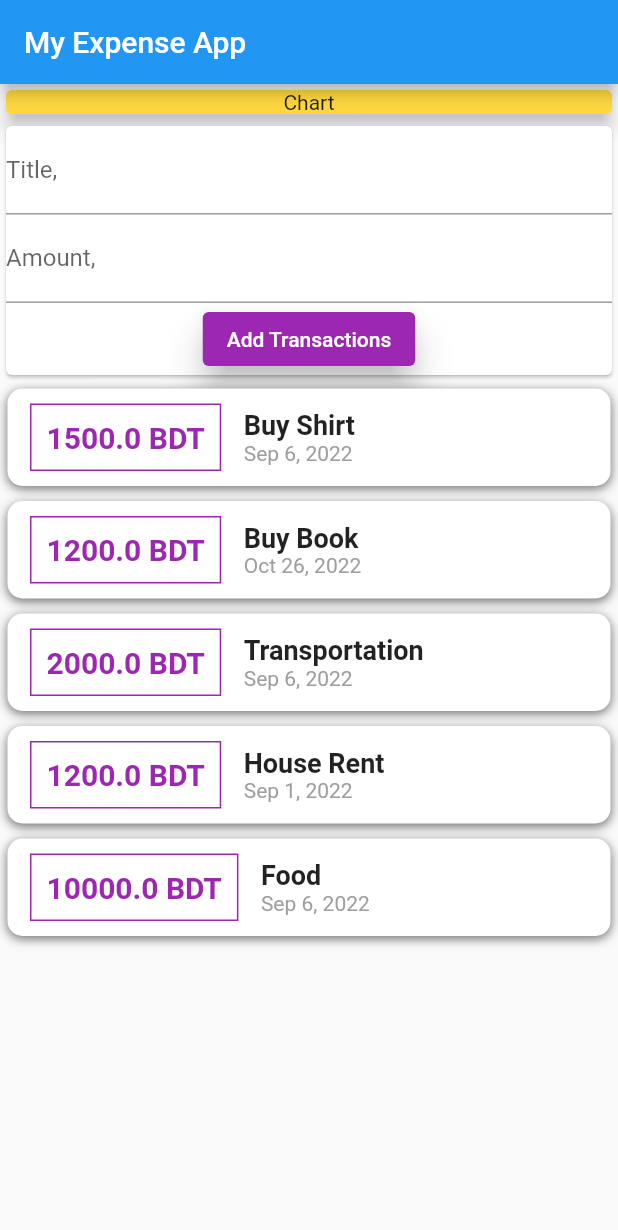
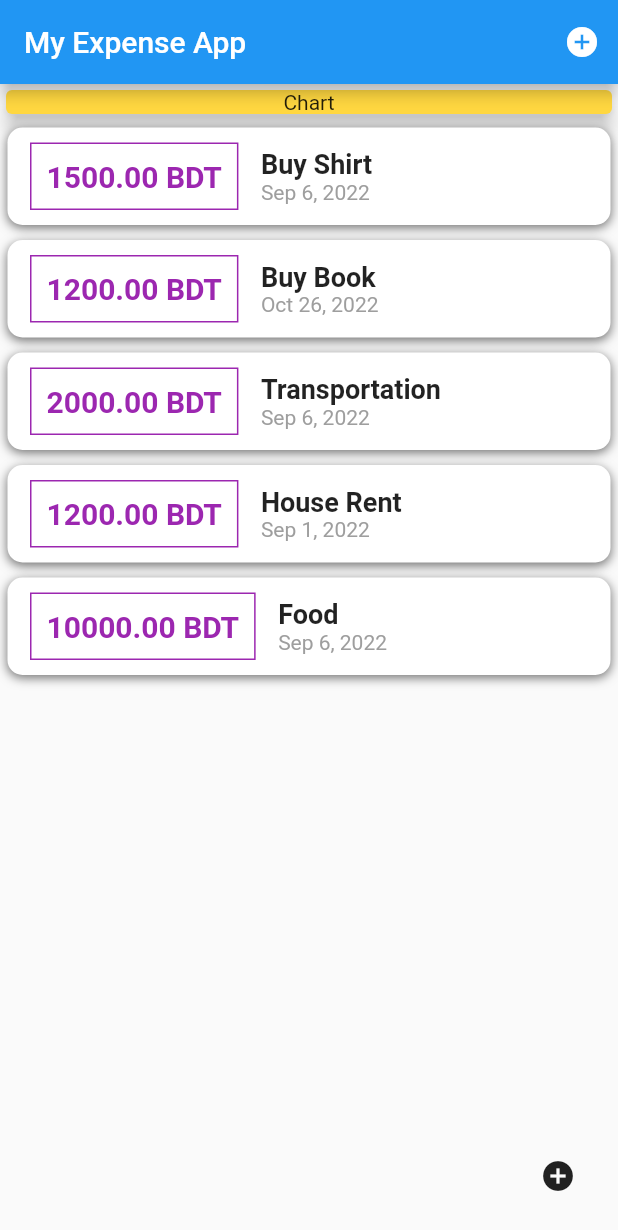
Before and after one commit to Raihan-Sharif/my_expense_app, a Flutter app: the screen it shows after launch, on a phone screen of 412 x 824 dp. Shown: the top 1230 px of the screen. Run offline on Flutter 3.47's test engine with Material 2 defaults, Android fonts, the phone set to English and light mode, and no system bars.

Commit message:
Add Modal window. floating button. widget rearrage.

```diff
--- a/lib/main.dart
+++ b/lib/main.dart
@@ -1,5 +1,7 @@
 import 'package:flutter/material.dart';
-import './widgets/user_transactions.dart';
+import './widgets/new_transation.dart';
+import './widgets/transaction_list.dart';
+import './models/transactions.dart';
 
 void main() {
   runApp(MyApp());
@@ -15,12 +17,87 @@
   }
 }
 
-class MyHomePage extends StatelessWidget {
+class MyHomePage extends StatefulWidget {
+  @override
+  State<MyHomePage> createState() => _MyHomePageState();
+}
+
+class _MyHomePageState extends State<MyHomePage> {
+  List<Transactions> _transactionList = [
+    Transactions(
+      id: 1,
+      title: 'Buy Shirt',
+      amount: 1500,
+      date: DateTime.now(),
+    ),
+    Transactions(
+      id: 2,
+      title: 'Buy Book',
+      amount: 1200,
+      date: DateTime.now().add(const Duration(days: 50)),
+    ),
+    Transactions(
+      id: 3,
+      title: 'Transportation',
+      amount: 2000,
+      date: DateTime.now(),
+    ),
+    Transactions(
+      id: 4,
+      title: 'House Rent',
+      amount: 1200,
+      date: DateTime.now().add(const Duration(days: -5)),
+    ),
+    Transactions(
+      id: 5,
+      title: 'Food',
+      amount: 10000,
+      date: DateTime.now(),
+    ),
+  ];
+
+  void _addTransaction(String txTitle, double txAmount) {
+    var maxId = _transactionList.reduce(
+        (currentTx, nextTx) => currentTx.id > nextTx.id ? currentTx : nextTx);
+
+    final newTx = Transactions(
+      id: 10,
+      title: txTitle,
+      amount: txAmount,
+      date: DateTime.now(),
+    );
+
+    setState(() {
+      _transactionList.add(newTx);
+    });
+  }
+
+  void _startAddNewTransactions(BuildContext ctx) {
+    showModalBottomSheet(
+      context: ctx,
+      builder: (_) {
+        return GestureDetector(
+          onTap: () => {},
+          behavior: HitTestBehavior.opaque,
+          child: NewTransaction(_addTransaction),
+        );
+      },
+    );
+  }
+
   @override
   Widget build(BuildContext context) {
     return Scaffold(
-      appBar: AppBar(title: Text("My Expense App")),
-      body: Column(
+      appBar: AppBar(title: Text("My Expense App"), actions: <Widget>[
+        IconButton(
+            onPressed: () => _startAddNewTransactions(context),
+            icon: Icon(Icons.add_circle)),
+      ]),
+      floatingActionButton: IconButton(
+          onPressed: () => _startAddNewTransactions(context),
+          icon: Icon(Icons.add_circle)),
+      body: SingleChildScrollView(
+        child: Column(
           mainAxisAlignment: MainAxisAlignment.start,
           crossAxisAlignment: CrossAxisAlignment.end,
           children: <Widget>[
@@ -35,8 +112,9 @@
                 ),
               ),
             ),
-          UserTransactions(),
+            TransactionList(_transactionList),
           ],
+        ),
       ),
     );
   }
--- a/lib/widgets/transaction_list.dart
+++ b/lib/widgets/transaction_list.dart
@@ -9,8 +9,11 @@ class TransactionList extends StatelessWidget {
 
   @override
   Widget build(BuildContext context) {
-    return Column(
-      children: userTransactionList.map((tx) {
+    return Container(
+      height: 400,
+      child: ListView.builder(
+        itemCount: userTransactionList.length,
+        itemBuilder: (ctx, index) {
           return Container(
             margin: EdgeInsets.symmetric(
               vertical: 5,
@@ -42,7 +45,7 @@ class TransactionList extends StatelessWidget {
                   )),
                   padding: EdgeInsets.all(10),
                   child: Text(
-                  '${tx.amount.toString()} BDT',
+                    '${userTransactionList[index].amount.toStringAsFixed(2)} BDT',
                     textAlign: TextAlign.center,
                     style: TextStyle(
                       fontWeight: FontWeight.bold,
@@ -55,14 +58,16 @@ class TransactionList extends StatelessWidget {
                   crossAxisAlignment: CrossAxisAlignment.start,
                   children: <Widget>[
                     Text(
-                    tx.title,
+                      userTransactionList[index].title,
                       style: TextStyle(
                         fontSize: 18,
                         fontWeight: FontWeight.bold,
                       ),
                     ),
                     Text(
-                    DateFormat().add_yMMMd().format(tx.date),
+                      DateFormat()
+                          .add_yMMMd()
+                          .format(userTransactionList[index].date),
                       style: TextStyle(
                         color: Colors.grey,
                       ),
@@ -72,7 +77,8 @@ class TransactionList extends StatelessWidget {
               ],
             ),
           );
-      }).toList(),
+        },
+      ),
     );
   }
 }
--- a/lib/widgets/user_transactions.dart
+++ /dev/null
@@ -1,69 +0,0 @@
-import 'package:flutter/material.dart';
-import '../models/transactions.dart';
-import './transaction_list.dart';
-
-import './new_transation.dart';
-
-class UserTransactions extends StatefulWidget {
-  const UserTransactions({Key? key}) : super(key: key);
-
-  @override
-  State<UserTransactions> createState() => _UserTransactionsState();
-}
-
-class _UserTransactionsState extends State<UserTransactions> {
-  List<Transactions> _transactionList = [
-    Transactions(
-      id: 1,
-      title: 'Buy Shirt',
-      amount: 1500,
-      date: DateTime.now(),
-    ),
-    Transactions(
-      id: 2,
-      title: 'Buy Book',
-      amount: 1200,
-      date: DateTime.now().add(const Duration(days: 50)),
-    ),
-    Transactions(
-      id: 3,
-      title: 'Transportation',
-      amount: 2000,
-      date: DateTime.now(),
-    ),
-    Transactions(
-      id: 4,
-      title: 'House Rent',
-      amount: 1200,
-      date: DateTime.now().add(const Duration(days: -5)),
-    ),
-    Transactions(
-      id: 5,
-      title: 'Food',
-      amount: 10000,
-      date: DateTime.now(),
-    ),
-  ];
-
-  void _addTransaction(String txTitle, double txAmount) {
-    var maxId = _transactionList.reduce(
-        (currentTx, nextTx) => currentTx.id > nextTx.id ? currentTx : nextTx);
-
-    final newTx = Transactions(
-        id: 10, title: txTitle, amount: txAmount, date: DateTime.now());
-
-    setState(() {
-      _transactionList.add(newTx);
-    });
-  }
-
-  @override
-  Widget build(BuildContext context) {
-    return Column(
-      children: <Widget>[
-        NewTransaction(_addTransaction),
-        TransactionList(_transactionList),
-      ],
-    );
-  }
-}
```
Also changed, not shown: lib/widgets/new_transation.dart (+25 -8 lines). Lines whose indentation alone changed are shown as unchanged.
